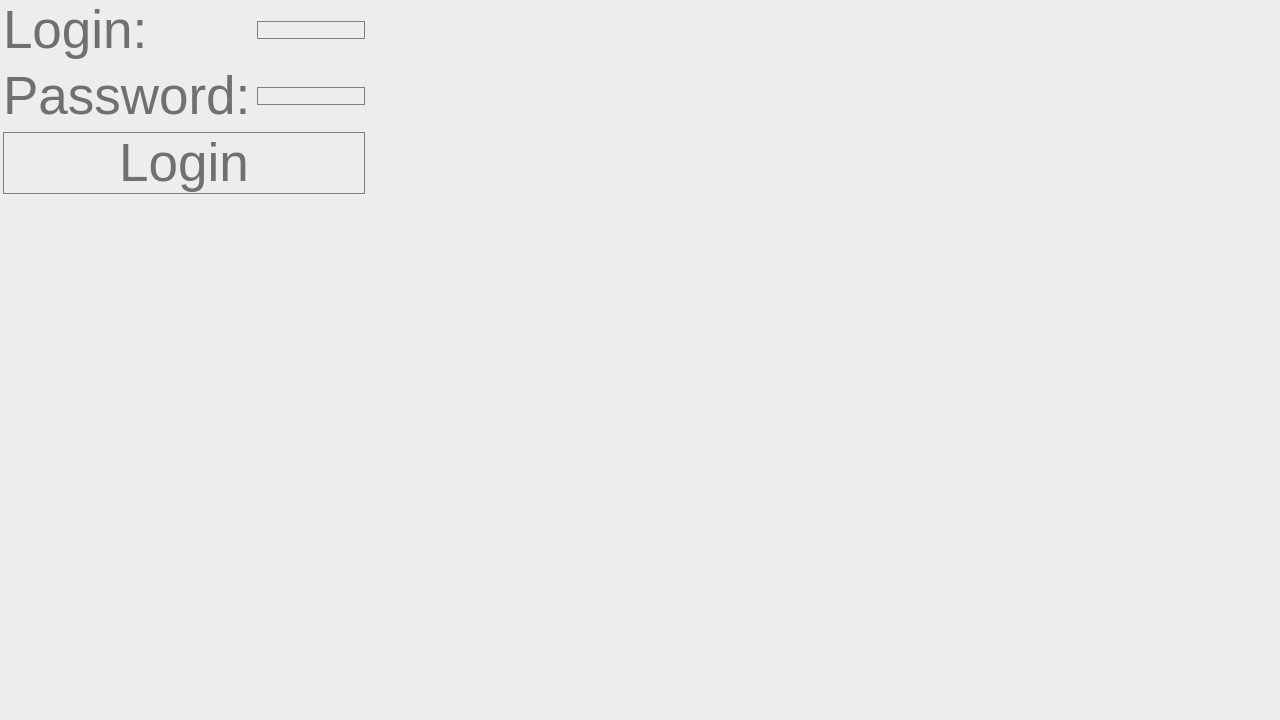
Old version of the form main/design/login.ui in the repository EeveeSnow/Password-Project.
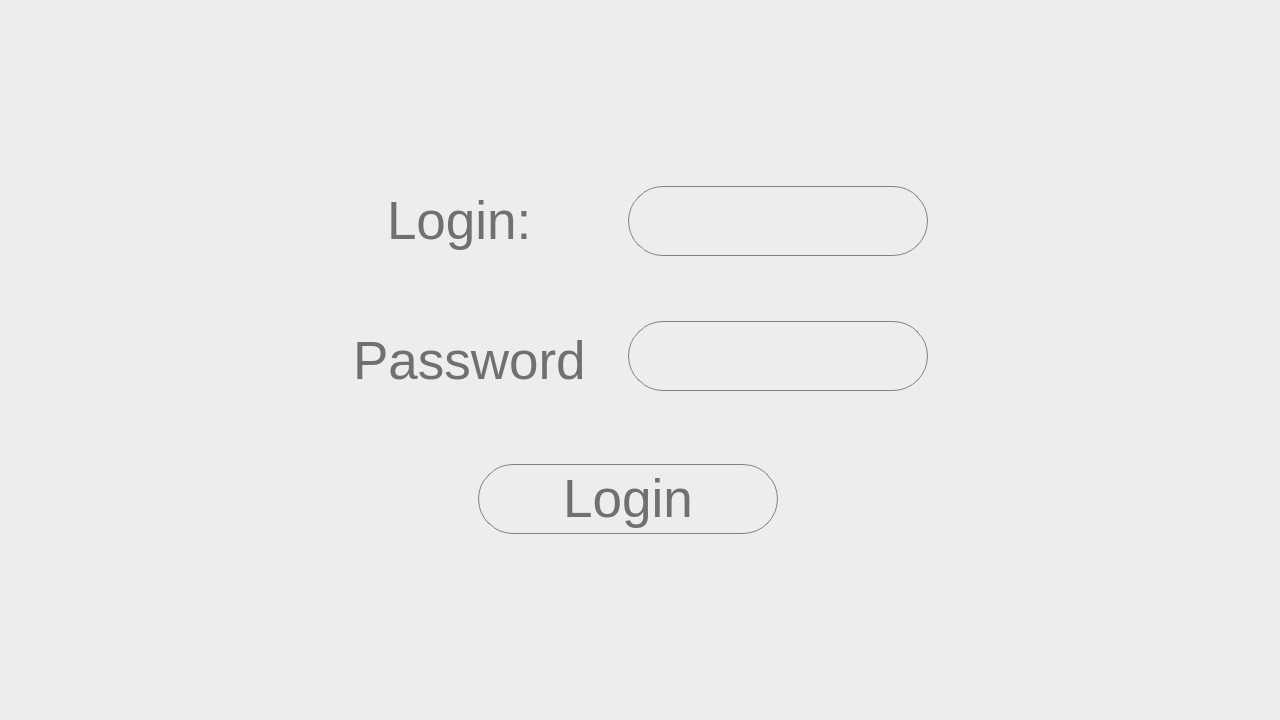
New version of the form.

```diff
--- a/main/design/login.ui
+++ b/main/design/login.ui
@@ -11,7 +11,7 @@
    </rect>
   </property>
   <property name="sizePolicy">
-   <sizepolicy hsizetype="Preferred" vsizetype="Preferred">
+   <sizepolicy hsizetype="Fixed" vsizetype="Fixed">
     <horstretch>0</horstretch>
     <verstretch>0</verstretch>
    </sizepolicy>
@@ -34,184 +34,120 @@
   <property name="styleSheet">
    <string notr="true">background-color: rgb(237, 237, 237);</string>
   </property>
-  <widget class="QWidget" name="formLayoutWidget">
+  <widget class="QPushButton" name="logButton">
    <property name="geometry">
     <rect>
-     <x>0</x>
-     <y>0</y>
-     <width>1281</width>
-     <height>721</height>
+     <x>478</x>
+     <y>464</y>
+     <width>300</width>
+     <height>70</height>
     </rect>
    </property>
-   <layout class="QFormLayout" name="mainlayout">
-    <property name="sizeConstraint">
-     <enum>QLayout::SetFixedSize</enum>
-    </property>
-    <property name="fieldGrowthPolicy">
-     <enum>QFormLayout::FieldsStayAtSizeHint</enum>
-    </property>
-    <property name="rowWrapPolicy">
-     <enum>QFormLayout::DontWrapRows</enum>
-    </property>
-    <property name="labelAlignment">
-     <set>Qt::AlignJustify|Qt::AlignVCenter</set>
-    </property>
-    <property name="formAlignment">
-     <set>Qt::AlignCenter</set>
-    </property>
-    <item row="0" column="1">
-     <layout class="QFormLayout" name="formLayout_3"/>
-    </item>
-    <item row="0" column="0">
-     <layout class="QFormLayout" name="formLayout_4">
-      <item row="0" column="0">
-       <layout class="QVBoxLayout" name="verticalLayout_2">
-        <item>
-         <layout class="QHBoxLayout" name="horizontalLayout_6">
-          <item>
-           <widget class="QLabel" name="label_11">
-            <property name="font">
-             <font>
-              <family>Segoe UI</family>
-              <pointsize>40</pointsize>
-              <weight>50</weight>
-              <italic>false</italic>
-              <bold>false</bold>
-              <stylestrategy>PreferDefault</stylestrategy>
-             </font>
-            </property>
-            <property name="styleSheet">
-             <string notr="true">font: 40pt &quot;Segoe UI&quot;;
-color: #707070</string>
-            </property>
-            <property name="text">
-             <string>Login:</string>
-            </property>
-           </widget>
-          </item>
-          <item>
-           <layout class="QGridLayout" name="gridLayout_26"/>
-          </item>
-          <item>
-           <layout class="QGridLayout" name="gridLayout_27">
-            <property name="sizeConstraint">
-             <enum>QLayout::SetFixedSize</enum>
-            </property>
-            <item row="0" column="0">
-             <widget class="QLineEdit" name="logEdit">
-              <property name="sizePolicy">
-               <sizepolicy hsizetype="Fixed" vsizetype="Fixed">
-                <horstretch>0</horstretch>
-                <verstretch>0</verstretch>
-               </sizepolicy>
-              </property>
-              <property name="styleSheet">
-               <string notr="true">background-color: #ededed; border: 1px solid grey;
+   <property name="font">
+    <font>
+     <family>Segoe UI</family>
+     <pointsize>40</pointsize>
+     <stylestrategy>PreferAntialias</stylestrategy>
+    </font>
+   </property>
+   <property name="autoFillBackground">
+    <bool>false</bool>
+   </property>
+   <property name="styleSheet">
+    <string notr="true">background-color: #ededed; border: 1px solid grey;
      border-radius: 35px;
 font: 40pt &quot;Segoe UI&quot;;
 color: #707070</string>
-              </property>
-             </widget>
-            </item>
-           </layout>
-          </item>
-         </layout>
-        </item>
-        <item>
-         <layout class="QHBoxLayout" name="horizontalLayout_7">
-          <item>
-           <layout class="QGridLayout" name="gridLayout_28"/>
-          </item>
-         </layout>
-        </item>
-        <item>
-         <layout class="QHBoxLayout" name="horizontalLayout_8">
-          <item>
-           <layout class="QGridLayout" name="gridLayout_29">
-            <item row="0" column="0">
-             <widget class="QLabel" name="label_12">
-              <property name="font">
-               <font>
-                <family>Segoe UI</family>
-                <pointsize>40</pointsize>
-                <weight>50</weight>
-                <italic>false</italic>
-                <bold>false</bold>
-                <stylestrategy>PreferDefault</stylestrategy>
-               </font>
-              </property>
-              <property name="styleSheet">
-               <string notr="true">font: 40pt &quot;Segoe UI&quot;;
-color: #707070</string>
-              </property>
-              <property name="text">
-               <string>Password:</string>
-              </property>
-             </widget>
-            </item>
-           </layout>
-          </item>
-          <item>
-           <layout class="QGridLayout" name="gridLayout_30">
-            <item row="0" column="0">
-             <widget class="QLineEdit" name="pasEdit">
-              <property name="styleSheet">
-               <string notr="true">background-color: #ededed; border: 1px solid grey;
+   </property>
+   <property name="text">
+    <string>Login</string>
+   </property>
+  </widget>
+  <widget class="QLineEdit" name="passwordEdit">
+   <property name="geometry">
+    <rect>
+     <x>628</x>
+     <y>321</y>
+     <width>300</width>
+     <height>70</height>
+    </rect>
+   </property>
+   <property name="styleSheet">
+    <string notr="true">background-color: #ededed; border: 1px solid grey;
      border-radius: 35px;
 font: 40pt &quot;Segoe UI&quot;;
 color: #707070</string>
-              </property>
-             </widget>
-            </item>
-           </layout>
-          </item>
-         </layout>
-        </item>
-        <item>
-         <layout class="QHBoxLayout" name="horizontalLayout_9">
-          <property name="spacing">
-           <number>3</number>
-          </property>
-          <property name="sizeConstraint">
-           <enum>QLayout::SetFixedSize</enum>
-          </property>
-         </layout>
-        </item>
-        <item>
-         <layout class="QHBoxLayout" name="horizontalLayout_10">
-          <property name="sizeConstraint">
-           <enum>QLayout::SetFixedSize</enum>
-          </property>
-          <item>
-           <widget class="QPushButton" name="logButton">
-            <property name="font">
-             <font>
-              <family>Segoe UI</family>
-              <pointsize>40</pointsize>
-              <stylestrategy>PreferAntialias</stylestrategy>
-             </font>
-            </property>
-            <property name="autoFillBackground">
-             <bool>false</bool>
-            </property>
-            <property name="styleSheet">
-             <string notr="true">background-color: #ededed; border: 1px solid grey;
+   </property>
+  </widget>
+  <widget class="QLineEdit" name="loginEdit">
+   <property name="geometry">
+    <rect>
+     <x>628</x>
+     <y>186</y>
+     <width>300</width>
+     <height>70</height>
+    </rect>
+   </property>
+   <property name="styleSheet">
+    <string notr="true">background-color: #ededed; border: 1px solid grey;
      border-radius: 35px;
 font: 40pt &quot;Segoe UI&quot;;
 color: #707070</string>
-            </property>
-            <property name="text">
-             <string>Login</string>
-            </property>
-           </widget>
-          </item>
-         </layout>
-        </item>
-       </layout>
-      </item>
-     </layout>
-    </item>
-   </layout>
+   </property>
+  </widget>
+  <widget class="QLabel" name="label">
+   <property name="geometry">
+    <rect>
+     <x>387</x>
+     <y>180</y>
+     <width>141</width>
+     <height>81</height>
+    </rect>
+   </property>
+   <property name="font">
+    <font>
+     <family>Segoe UI</family>
+     <pointsize>40</pointsize>
+     <weight>50</weight>
+     <italic>false</italic>
+     <bold>false</bold>
+     <stylestrategy>PreferDefault</stylestrategy>
+    </font>
+   </property>
+   <property name="styleSheet">
+    <string notr="true">font: 40pt &quot;Segoe UI&quot;;
+color: #707070</string>
+   </property>
+   <property name="text">
+    <string>Login:</string>
+   </property>
+  </widget>
+  <widget class="QLabel" name="label_2">
+   <property name="geometry">
+    <rect>
+     <x>353</x>
+     <y>320</y>
+     <width>231</width>
+     <height>81</height>
+    </rect>
+   </property>
+   <property name="font">
+    <font>
+     <family>Segoe UI</family>
+     <pointsize>40</pointsize>
+     <weight>50</weight>
+     <italic>false</italic>
+     <bold>false</bold>
+     <stylestrategy>PreferDefault</stylestrategy>
+    </font>
+   </property>
+   <property name="styleSheet">
+    <string notr="true">font: 40pt &quot;Segoe UI&quot;;
+color: #707070</string>
+   </property>
+   <property name="text">
+    <string>Password:</string>
+   </property>
   </widget>
  </widget>
  <resources/>
```
